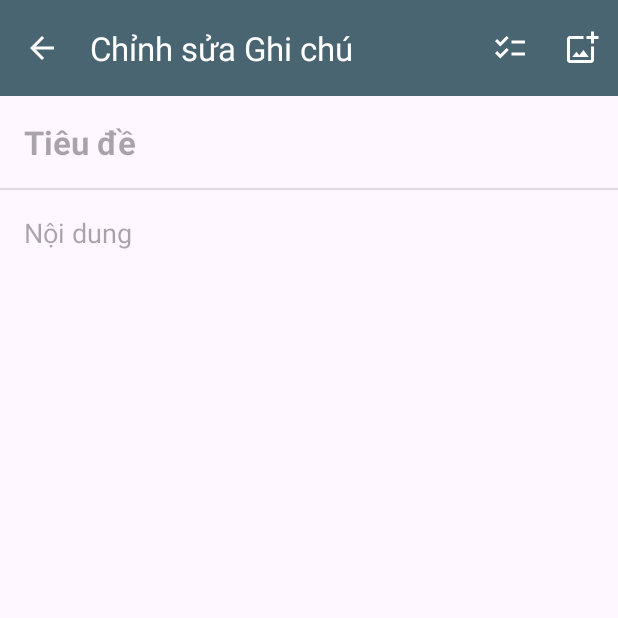
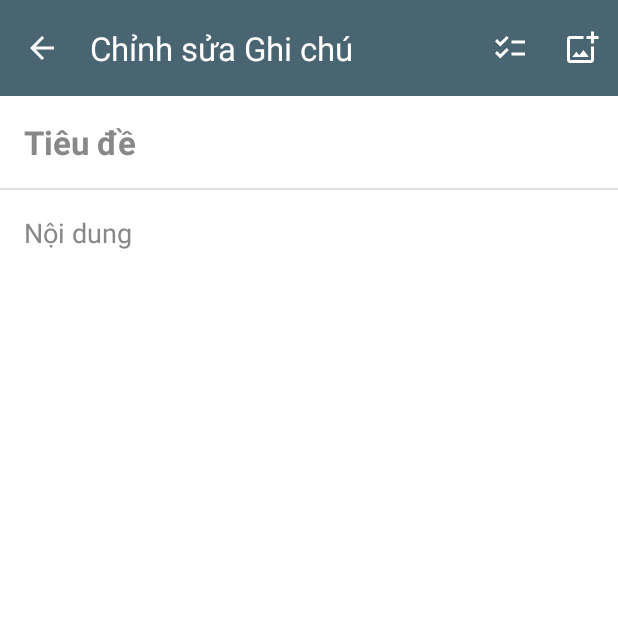
Before and after one commit to DinhHellcat/HnCNote, an Android app: the screen it shows after launch (NoteEditorActivity), after a tap on "Thêm ghi chú mới", on a phone screen of 412 x 824 dp, the top half of it. Run offline under Robolectric (Android 15) with nearby library versions, the phone set to English and light mode, and no system bars; our stand-ins replace Room's generated code.

Commit message:
Fixing bugs

````diff
--- a/app/src/main/java/com/herukyatto/hncnote/ui/MainActivity.kt
+++ b/app/src/main/java/com/herukyatto/hncnote/ui/MainActivity.kt
@@ -128,7 +128,10 @@ class MainActivity : AppCompatActivity() {
                     recyclerView.visibility = View.VISIBLE
                     emptyStateLayout.visibility = View.GONE
                 }
-                noteAdapter.submitList(it)
+                // Cập nhật query cho adapter trước khi gửi danh sách
+                noteAdapter.searchQuery = noteViewModel.searchQueryState.value
+                // Dùng toList() để buộc adapter phải kiểm tra lại và vẽ highlight đúng
+                noteAdapter.submitList(it.toList())
             }
         }
 
@@ -144,10 +147,8 @@ class MainActivity : AppCompatActivity() {
         searchView.setOnQueryTextListener(object : SearchView.OnQueryTextListener {
             override fun onQueryTextSubmit(query: String?): Boolean = false
             override fun onQueryTextChange(newText: String?): Boolean {
-                val query = newText.orEmpty()
-                noteAdapter.searchQuery = query
-                noteViewModel.setSearchQuery(query)
-                noteAdapter.notifyDataSetChanged()
+                // Chỉ cần báo cho ViewModel, observer sẽ lo phần còn lại
+                noteViewModel.setSearchQuery(newText.orEmpty())
                 return true
             }
         })
@@ -157,6 +158,8 @@ class MainActivity : AppCompatActivity() {
         val fab = findViewById<FloatingActionButton>(R.id.addNoteFab)
         fab.setOnClickListener {
             val intent = Intent(this@MainActivity, NoteEditorActivity::class.java)
+            // Gửi kèm ID của thư mục hiện tại
+            intent.putExtra("EXTRA_FOLDER_ID", noteViewModel.currentFolderIdState.value)
             startActivity(intent)
         }
     }
--- a/app/src/main/java/com/herukyatto/hncnote/ui/NoteEditorActivity.kt
+++ b/app/src/main/java/com/herukyatto/hncnote/ui/NoteEditorActivity.kt
@@ -5,8 +5,10 @@ import android.annotation.SuppressLint
 import android.content.pm.PackageManager
 import android.graphics.Bitmap
 import android.graphics.BitmapFactory
+import android.graphics.Color
 import android.graphics.PorterDuff
 import android.graphics.drawable.Drawable
+import android.graphics.drawable.LayerDrawable
 import android.net.Uri
 import android.os.Bundle
 import android.text.Editable
@@ -29,24 +31,24 @@ import androidx.activity.viewModels
 import androidx.appcompat.app.AppCompatActivity
 import androidx.appcompat.widget.Toolbar
 import androidx.core.content.ContextCompat
+import androidx.core.graphics.ColorUtils
 import com.herukyatto.hncnote.R
 import com.herukyatto.hncnote.data.Note
 import java.io.File
 import java.io.FileOutputStream
 import java.io.InputStream
-import java.util.UUID
+import java.util.*
 import java.util.regex.Pattern
-import androidx.core.graphics.ColorUtils
-import android.graphics.Color
 
 class NoteEditorActivity : AppCompatActivity() {
 
     private var currentNote: Note? = null
+    private var targetFolderId: Int = 1 // Biến để lưu folderId
     private lateinit var titleEditText: EditText
     private lateinit var contentEditText: EditText
     private lateinit var editorRootLayout: View
     private lateinit var colorPickerContainer: LinearLayout
-    private var selectedColor: String = "#FEFDF7"
+    private var selectedColor: String = "#FFFFFF"
     private val colorSwatches = mutableListOf<ImageView>()
 
     private val noteViewModel: NoteViewModel by viewModels {
@@ -81,6 +83,9 @@ class NoteEditorActivity : AppCompatActivity() {
         super.onCreate(savedInstanceState)
         setContentView(R.layout.activity_note_editor)
 
+        // Nhận folderId từ Intent
+        targetFolderId = intent.getIntExtra("EXTRA_FOLDER_ID", 1)
+
         setupViews()
         setupToolbar()
         setupBackButton()
@@ -88,7 +93,6 @@ class NoteEditorActivity : AppCompatActivity() {
         loadNoteData()
         setupColorPicker()
     }
-
     private fun setupViews() {
         titleEditText = findViewById(R.id.editorTitleEditText)
         contentEditText = findViewById(R.id.editorContentEditText)
@@ -100,11 +104,11 @@ class NoteEditorActivity : AppCompatActivity() {
     private fun loadNoteData() {
         @Suppress("DEPRECATION")
         currentNote = intent.getSerializableExtra("EXTRA_NOTE") as? Note
+        selectedColor = currentNote?.color ?: "#FFFFFF"
+        updateBackgroundColor()
         currentNote?.let { note ->
             titleEditText.setText(note.title)
             contentEditText.setText(note.content)
-            selectedColor = note.color
-            updateBackgroundColor()
             contentEditText.post { renderAllSpans(contentEditText.text) }
         }
     }
@@ -265,8 +269,7 @@ class NoteEditorActivity : AppCompatActivity() {
         val title = titleEditText.text.toString().trim()
         val content = contentEditText.text.toString().trim()
         if (currentNote != null && title.isBlank() && content.isBlank()) {
-            noteViewModel.moveToTrash(currentNote!!)
-            finish(); return
+            noteViewModel.moveToTrash(currentNote!!); finish(); return
         }
         if (currentNote == null && title.isBlank() && content.isBlank()) {
             finish(); return
@@ -277,16 +280,17 @@ class NoteEditorActivity : AppCompatActivity() {
                 title = title,
                 content = content,
                 lastModified = currentTime,
-                isFavorite = currentNote!!.isFavorite,
                 color = selectedColor
             )
             noteViewModel.update(updatedNote)
         } else {
+            // SỬA LẠI Ở ĐÂY
             val newNote = Note(
                 title = title,
                 content = content,
                 lastModified = currentTime,
-                color = selectedColor
+                color = selectedColor,
+                folderId = targetFolderId // Dùng folderId đúng
             )
             noteViewModel.insert(newNote)
         }
@@ -371,41 +375,30 @@ class NoteEditorActivity : AppCompatActivity() {
     private fun updateBackgroundColor() {
         val color = Color.parseColor(selectedColor)
         editorRootLayout.setBackgroundColor(color)
-
         val luminance = ColorUtils.calculateLuminance(color)
-
-        // Nếu nền sáng (luminance > 0.5), dùng chữ màu đen.
-        // Nếu nền tối, dùng chữ màu trắng.
-        val textColor = if (luminance > 0.5) {
-            Color.BLACK
-        } else {
-            Color.WHITE
-        }
-
+        val textColor = if (luminance > 0.5) Color.BLACK else Color.WHITE
         titleEditText.setTextColor(textColor)
         contentEditText.setTextColor(textColor)
+        titleEditText.setHintTextColor(if (luminance > 0.5) Color.GRAY else Color.LTGRAY)
+        contentEditText.setHintTextColor(if (luminance > 0.5) Color.GRAY else Color.LTGRAY)
     }
 
     private fun updateSwatchSelection() {
         colorSwatches.forEach { swatch ->
             val colorString = swatch.tag as String
-            val colorResId = resources.getIdentifier(
-                "note_color_${getColorName(colorString)}",
-                "color",
-                packageName
-            )
+            val colorResId = resources.getIdentifier("note_color_${getColorName(colorString)}", "color", packageName)
+            val color = ContextCompat.getColor(this, colorResId)
 
             if (colorString == selectedColor) {
                 swatch.setBackgroundResource(R.drawable.color_swatch_selected)
+                val layerDrawable = swatch.background as LayerDrawable
+                val innerCircle = layerDrawable.getDrawable(1)
+                innerCircle.setColorFilter(color, PorterDuff.Mode.SRC_IN)
             } else {
                 swatch.setBackgroundResource(R.drawable.color_swatch)
+                val drawable = swatch.background.mutate()
+                drawable.setColorFilter(color, PorterDuff.Mode.SRC_IN)
             }
-            val drawable = swatch.background.mutate()
-            @Suppress("DEPRECATION")
-            drawable.setColorFilter(
-                ContextCompat.getColor(this, colorResId),
-                PorterDuff.Mode.SRC_IN
-            )
         }
     }
 
--- a/app/src/main/java/com/herukyatto/hncnote/ui/TrashAdapter.kt
+++ b/app/src/main/java/com/herukyatto/hncnote/ui/TrashAdapter.kt
@@ -27,6 +27,6 @@ class TrashAdapter(
         holder.itemView.setOnClickListener(null)
         holder.favoriteIcon.setOnClickListener(null)
 
-        holder.bind(current, "") // query rỗng vì không có tìm kiếm
+        holder.bind(current, "", isInTrash = true)
     }
 }
--- a/app/src/main/res/drawable/color_swatch_selected.xml
+++ b/app/src/main/res/drawable/color_swatch_selected.xml
@@ -2,12 +2,11 @@
 <layer-list xmlns:android="http://schemas.android.com/apk/res/android">
     <item>
         <shape android:shape="oval">
-            <solid android:color="@color/black"/>
+            <solid android:color="?attr/colorOnSurface"/>
         </shape>
     </item>
     <item android:bottom="2dp" android:left="2dp" android:right="2dp" android:top="2dp">
         <shape android:shape="oval">
-            <solid android:color="?attr/colorPrimary"/>
-        </shape>
+            <solid android:color="@color/white"/> </shape>
     </item>
 </layer-list>
--- a/app/src/main/res/layout/dialog_create_folder.xml
+++ b/app/src/main/res/layout/dialog_create_folder.xml
@@ -10,6 +10,6 @@
         android:id="@+id/folderNameEditText"
         android:layout_width="match_parent"
         android:layout_height="wrap_content"
-        android:hint="Tên thư mục"/>
+        android:hint="@string/t_n_th_m_c"/>
 
 </LinearLayout>
--- a/app/src/main/res/values-night/colors.xml
+++ b/app/src/main/res/values-night/colors.xml
@@ -1,12 +1,3 @@
 <?xml version="1.0" encoding="utf-8"?>
 <resources>
-    <color name="blue_primary">#263238</color>
-    <color name="blue_dark">#000a12</color>
-    <color name="blue_accent">#80DEEA</color>
-    <color name="note_background_blue">#37474F</color>
-    <color name="search_highlight_color">#8000BCD4</color>
-    <color name="favorite_star_color">#FFC107</color>
-
-    <color name="dark_background">#121212</color>
-    <color name="dark_surface">#1E1E1E</color>
 </resources>
--- a/app/src/main/res/values-night/themes.xml
+++ b/app/src/main/res/values-night/themes.xml
@@ -1,16 +1,15 @@
 <resources>
     <style name="Base.Theme.HnCNote" parent="Theme.Material3.DayNight.NoActionBar">
-        <item name="colorPrimary">@color/blue_primary</item>
-        <item name="colorPrimaryVariant">@color/blue_dark</item>
+        <item name="colorPrimary">@color/dark_primary</item>
+        <item name="colorPrimaryVariant">@color/dark_primary_dark</item>
         <item name="colorOnPrimary">@color/white</item>
-        <item name="colorSecondary">@color/blue_accent</item>
-        <item name="colorSecondaryVariant">@color/blue_accent</item>
+        <item name="colorSecondary">@color/dark_accent</item>
         <item name="colorOnSecondary">@color/black</item>
-        <item name="android:statusBarColor">?attr/colorPrimaryVariant</item>
-
         <item name="android:colorBackground">@color/dark_background</item>
         <item name="colorSurface">@color/dark_surface</item>
         <item name="colorOnBackground">@color/white</item>
         <item name="colorOnSurface">@color/white</item>
-    </style>
+        <item name="android:statusBarColor">?attr/colorPrimaryVariant</item>
+        <item name="colorControlNormal">@color/white</item>
+        <item name="android:textColorHint">#B3FFFFFF</item> </style>
 </resources>
--- a/app/src/main/res/values/colors.xml
+++ b/app/src/main/res/values/colors.xml
@@ -2,8 +2,29 @@
 <resources>
     <color name="black">#FF000000</color>
     <color name="white">#FFFFFFFF</color>
-    <color name="dark_background">#FFFFFF</color>
     <color name="divider">#1F000000</color>
-    <color name="blue_primary">#4A6572</color> <color name="blue_dark">#233842</color>   <color name="blue_accent">#5C96B8</color>  <color name="note_background_blue">#F0F4F7</color> <color name="search_highlight_color">#80D6EDFF</color> <color name="favorite_star_color">#FFC107</color>
-    <color name="note_color_default">#FEFDF7</color> <color name="note_color_red">#FDE7E7</color>     <color name="note_color_blue">#E7EEF5</color>    <color name="note_color_green">#E7F5E8</color>   <color name="note_color_yellow">#FFF5D1</color>  <color name="note_color_gray">#EAEAEA</color>    ```
+
+    <color name="light_primary">#4A6572</color>
+    <color name="light_primary_dark">#233842</color>
+    <color name="light_accent">#5C96B8</color>
+    <color name="light_background">#F5F5F5</color>
+    <color name="light_surface">#FFFFFF</color>
+
+    <color name="dark_primary">#344955</color>
+    <color name="dark_primary_dark">#233842</color>
+    <color name="dark_accent">#81D4FA</color>
+    <color name="dark_background">#121212</color>
+    <color name="dark_surface">#212121</color>
+
+    <color name="search_highlight_color">#80D6EDFF</color>
+    <color name="favorite_star_color">#FFC107</color>
+
+    <color name="note_color_default">#FFFFFF</color>
+    <color name="note_color_red">#FDE7E7</color>
+    <color name="note_color_blue">#E7EEF5</color>
+    <color name="note_color_green">#E7F5E8</color>
+    <color name="note_color_yellow">#FFF5D1</color>
+    <color name="note_color_gray">#EAEAEA</color>
+
+    <color name="note_background_blue">#F0F4F7</color>
 </resources>
--- a/app/src/main/res/values/strings.xml
+++ b/app/src/main/res/values/strings.xml
@@ -18,4 +18,5 @@
     <string name="t_o_th_m_c_m_i">Tạo thư mục mới</string>
     <string name="delete_folder_icon">delete_folder_icon</string>
     <string name="folder_icon">folder_icon</string>
+    <string name="t_n_th_m_c">Tên thư mục</string>
 </resources>
--- a/app/src/main/res/values/themes.xml
+++ b/app/src/main/res/values/themes.xml
@@ -1,21 +1,20 @@
 <resources>
-    <!-- Base application theme. -->
     <style name="Base.Theme.HnCNote" parent="Theme.Material3.DayNight.NoActionBar">
-        <!-- Customize your light theme here. -->
-        <item name="colorPrimary">@color/blue_primary</item>
-        <item name="colorPrimaryVariant">@color/blue_dark</item>
+        <item name="colorPrimary">@color/light_primary</item>
+        <item name="colorPrimaryVariant">@color/light_primary_dark</item>
         <item name="colorOnPrimary">@color/white</item>
-        <item name="colorSecondary">@color/blue_accent</item>
-        <item name="colorSecondaryVariant">@color/blue_accent</item>
+        <item name="colorSecondary">@color/light_accent</item>
         <item name="colorOnSecondary">@color/white</item>
+        <item name="android:colorBackground">@color/light_background</item>
+        <item name="colorSurface">@color/light_surface</item>
+        <item name="colorOnBackground">@color/black</item>
+        <item name="colorOnSurface">@color/black</item>
         <item name="android:statusBarColor">?attr/colorPrimaryVariant</item>
         <item name="colorControlNormal">@color/white</item>
-
-        <!-- <item name="colorPrimary">@color/my_light_primary</item> -->
-    </style>
+        <item name="android:textColorHint">#8A000000</item> </style>
 
     <style name="Theme.App.Starting" parent="Theme.SplashScreen">
-        <item name="windowSplashScreenBackground">@color/blue_primary</item>
+        <item name="windowSplashScreenBackground">@color/light_primary</item>
         <item name="windowSplashScreenAnimatedIcon">@mipmap/ic_launcher_round</item>
         <item name="postSplashScreenTheme">@style/Theme.HnCNote</item>
     </style>
````
Also changed, not shown: app/src/main/java/com/herukyatto/hncnote/ui/NoteAdapter.kt (+9 -5 lines), app/src/main/java/com/herukyatto/hncnote/ui/NoteViewModel.kt (+12 -21 lines).
